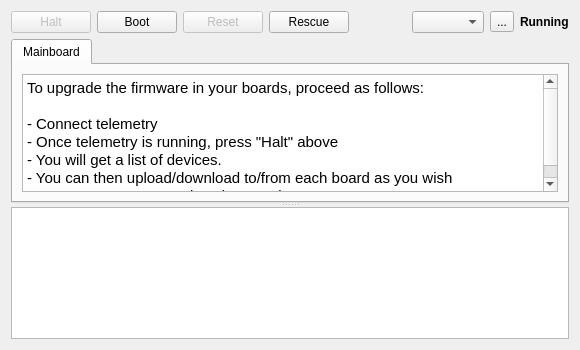
Qt form ground/openpilotgcs/src/plugins/uploader/uploader.ui (openpilot/OpenPilot) before a commit.
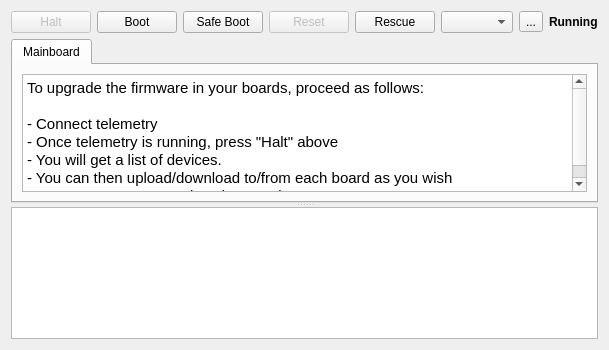
The same form after that commit.

Commit message: gcs uploader: add support for "Safe Boot" to the GCS uploader

```diff
--- a/ground/openpilotgcs/src/plugins/uploader/uploader.ui
+++ b/ground/openpilotgcs/src/plugins/uploader/uploader.ui
@@ -50,6 +50,24 @@
        </property>
       </widget>
      </item>
+     <item>
+      <widget class="QPushButton" name="safeBootButton">
+       <property name="enabled">
+        <bool>true</bool>
+       </property>
+       <property name="toolTip">
+        <string>Boots the system into safe mode (ie. default HwSettings).
+Only useful if the system is halted
+(mainboard blue LED blinking slowly, orange LED off)
+
+If telemetry is not running, select the link using the dropdown
+menu on the right.</string>
+       </property>
+       <property name="text">
+        <string>Safe Boot</string>
+       </property>
+      </widget>
+     </item>
      <item>
       <widget class="QPushButton" name="resetButton">
        <property name="enabled">
```
The commit also changes 4 other files.
